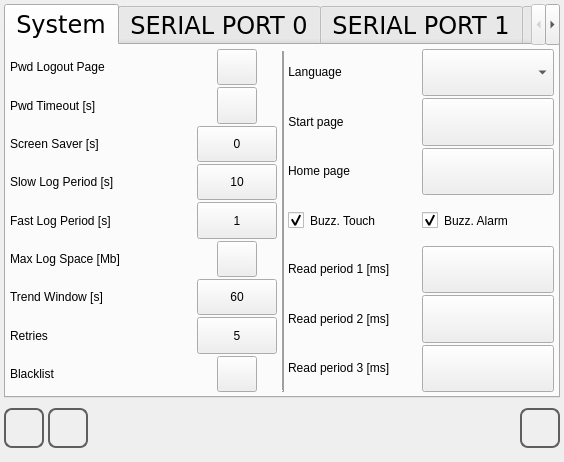
This is qt_library/ATCMsystem/system_ini.ui in MECTsrl/mect_plugins as Qt 5 draws it before an edit. The edited form follows.
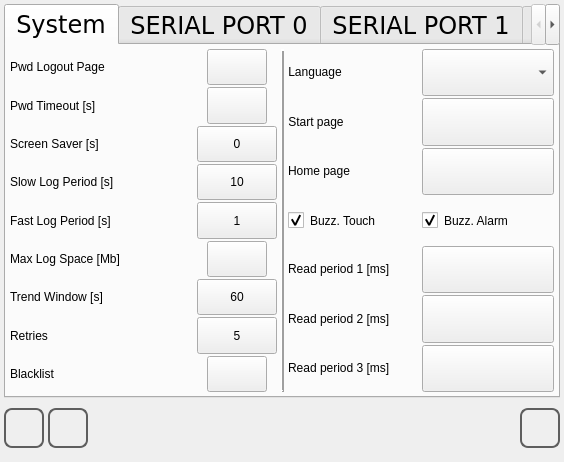
This is the edited form. Icons and pictures are not drawn.

Commit message: Feature #1270 Verifica interazione tra nuovo hmi.qss e pagine di libreria (system_ini)

What changed in the file:
```diff
--- a/qt_library/ATCMsystem/system_ini.ui
+++ b/qt_library/ATCMsystem/system_ini.ui
@@ -23,10 +23,24 @@
    <string notr="true">QCheckBox::indicator {
 	width: 16px;
 	height:16px;
+    subcontrol-origin:border;
+    Subcontrol-position:left Center;
 }
 QCheckBox::indicator:checked:enabled {
     image: url(:/libicons/img/Yes.png);
 }
+QPushButton:pressed
+{
+	border: 2px solid  rgb(194, 194, 194);
+	background-color:  rgb(255, 255, 127);
+}
+QPushButton#pushButtonSave, 
+QPushButton#pushButtonBack, 
+QPushButton#pushButtonHome	{
+	border: 2px solid  rgb(94, 94, 94);
+	border-radius: 8px;
+	qproperty-iconSize: 24px 24px;
+}
 </string>
   </property>
   <layout class="QVBoxLayout" name="verticalLayout_10">
@@ -212,6 +226,12 @@
              <verstretch>0</verstretch>
             </sizepolicy>
            </property>
+           <property name="minimumSize">
+            <size>
+             <width>60</width>
+             <height>0</height>
+            </size>
+           </property>
            <property name="focusPolicy">
             <enum>Qt::NoFocus</enum>
            </property>
@@ -368,6 +388,12 @@
              <verstretch>0</verstretch>
             </sizepolicy>
            </property>
+           <property name="minimumSize">
+            <size>
+             <width>60</width>
+             <height>0</height>
+            </size>
+           </property>
            <property name="focusPolicy">
             <enum>Qt::NoFocus</enum>
            </property>
@@ -550,6 +576,12 @@
              <verstretch>0</verstretch>
             </sizepolicy>
            </property>
+           <property name="minimumSize">
+            <size>
+             <width>60</width>
+             <height>0</height>
+            </size>
+           </property>
            <property name="focusPolicy">
             <enum>Qt::NoFocus</enum>
            </property>
@@ -582,6 +614,12 @@
              <verstretch>0</verstretch>
             </sizepolicy>
            </property>
+           <property name="minimumSize">
+            <size>
+             <width>60</width>
+             <height>0</height>
+            </size>
+           </property>
            <property name="focusPolicy">
             <enum>Qt::NoFocus</enum>
            </property>
```
Left out of the diff: 435 changed lines with no effect on the pictures.
